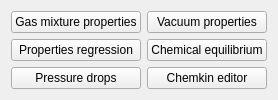
Old version of the form GUI/Ubuntu/src/gui/ui/input/main_page.ui in the repository srebughini/ASALI.
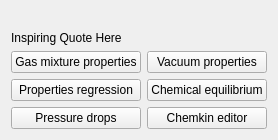
New version of the form. Icons and pictures are not drawn.

The edit to the form file:
```diff
--- a/GUI/Ubuntu/src/gui/ui/input/main_page.ui
+++ b/GUI/Ubuntu/src/gui/ui/input/main_page.ui
@@ -2,6 +2,22 @@
 <ui version="4.0">
     <class>MainInputPage</class>
         <widget class="QWidget" name="MainInputPage">
+            <layout class="QVBoxLayout" name="beerLogoLayout">
+                <item>
+                    <widget class="QLabel" name="logoLabel">
+                        <property name="pixmap">
+                            <pixmap>:images/BigLogo.png</pixmap> <!-- Reference to logo -->
+                        </property>
+                    </widget>
+                </item>
+                <item>
+                    <widget class="QLabel" name="beerQuoteLabel">
+                        <property name="text">
+                            <string>Inspiring Quote Here</string>
+                        </property>
+                    </widget>
+                </item>
+                <item>
             <layout class="QGridLayout" name="gridLayout">
                 <!-- Row 0 -->
                 <item row="0" column="0">
@@ -49,6 +65,8 @@
                             <string>Chemkin editor</string>
                         </property>
                     </widget>
+                        </item>
+                    </layout>
                 </item>
             </layout>
         </widget>
```
Lines whose indentation alone changed are shown as unchanged.
